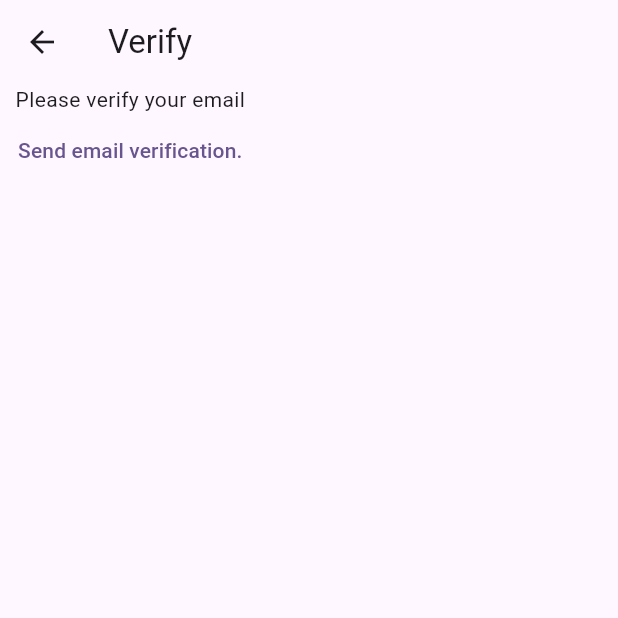
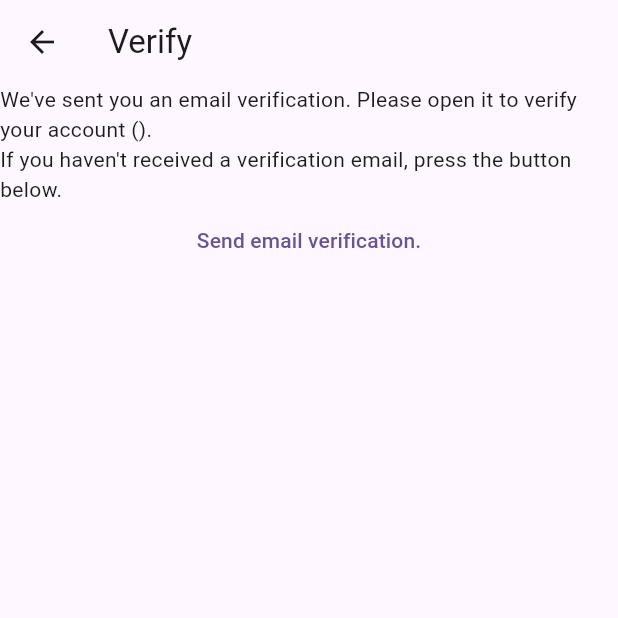
Before and after one commit to sandeep-pani/my-notes-app, a Flutter app: the VerifyEmailView screen opened directly, on a phone screen of 412 x 824 dp, the top half of it. Run offline on Flutter 3.47's test engine with Material 2 defaults, Android fonts, the phone set to English and light mode, and no system bars; our stand-ins replace firebase_auth, firebase_core; accounts and stored records are empty.

Commit message:
modified verifiy-email-view

```diff
--- a/lib/constants/routes.dart
+++ b/lib/constants/routes.dart
@@ -1,3 +1,4 @@
 const loginRoute = '/login/';
 const registerRoute = '/register/';
 const notesRoute = '/notes/';
+const verifyEmailRoute = '/verify-email/';
--- a/lib/main.dart
+++ b/lib/main.dart
@@ -23,6 +23,7 @@
       loginRoute: (context) => const LoginView(),
       registerRoute: (context) => const RegisterView(),
       notesRoute: (context) => const NotesView(),
+      verifyEmailRoute: (context) => const VerifyEmailView(),
     },
   ));
 }
@@ -41,7 +42,7 @@
           case ConnectionState.done:
             final user = FirebaseAuth.instance.currentUser;
             if (user != null) {
-              if (user.emailVerified) {
+              if (user.emailVerified == true) {
                 return const NotesView();
               } else {
                 return const VerifyEmailView();
--- a/lib/views/verify_email_view.dart
+++ b/lib/views/verify_email_view.dart
@@ -14,7 +14,10 @@
     return Scaffold(
       appBar: AppBar(title: const Text("Verify")),
       body: Column(children: [
-        const Text('Please verify your email'),
+        Text(
+            "We've sent you an email verification. Please open it to verify your account (${FirebaseAuth.instance.currentUser?.email})."),
+        const Text(
+            "If you haven't received a verification email, press the button below."),
         TextButton(
             onPressed: () {
               final user = FirebaseAuth.instance.currentUser;
```
Also changed, not shown: lib/views/register_view.dart (+9 -2 lines).
